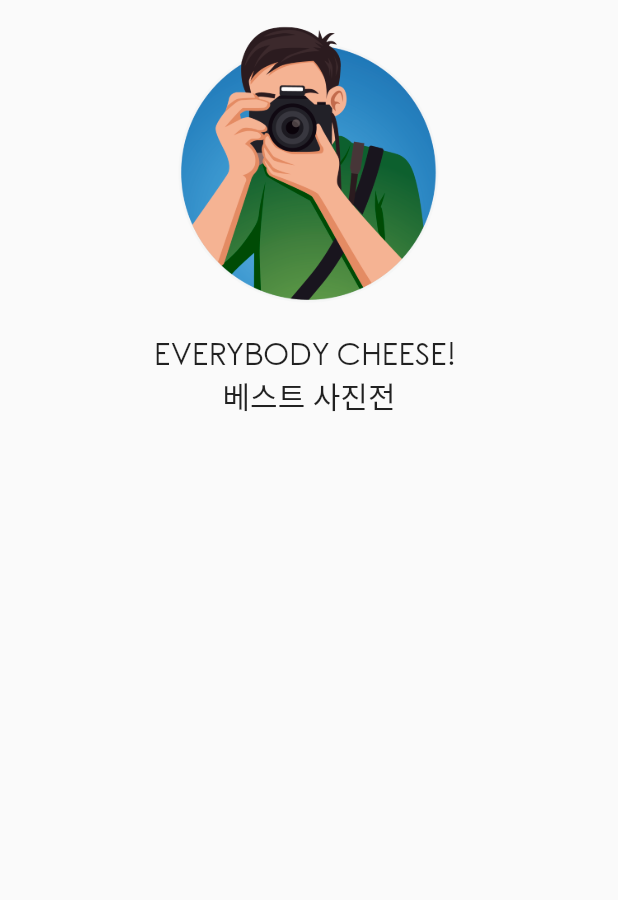
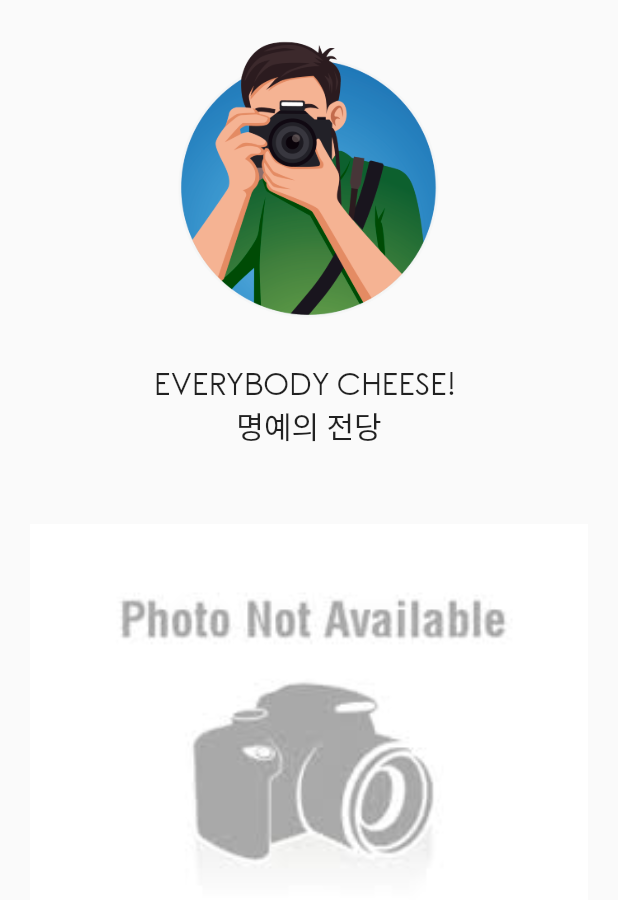
Before and after one commit to jaehoonx2/everybody_cheese, a Flutter app: the HomePage screen opened directly, on a phone screen of 412 x 824 dp. Shown: the top 900 px of the screen. Run offline on Flutter 3.47's test engine with Material 2 defaults, Android fonts, the phone set to English and light mode, and no system bars; our stand-ins replace carousel_slider, cloud_firestore, device_info, firebase_auth, firebase_storage, flutter_signin_button and 3 more; missing offline and left inert: flutter_google_places, geocoder, google_maps_webservice; accounts and stored records are empty; Roboto replaces fonts that are missing (HangeulNuri).

Commit message:
home finished

```diff
--- a/lib/home.dart
+++ b/lib/home.dart
@@ -1,6 +1,7 @@
+import 'package:carousel_slider/carousel_slider.dart';
+import 'package:cloud_firestore/cloud_firestore.dart';
 import 'package:flutter/material.dart';
-
-List<Widget> showList;
+import 'model/post.dart';
 
 class HomePage extends StatefulWidget {
   @override
@@ -8,6 +9,89 @@ class HomePage extends StatefulWidget {
 }
 
 class _HomePageState extends State<HomePage> {
+  var stream;
+  StreamBuilder streamBuilder;
+
+  @override
+  void initState() {
+    super.initState();
+    setState(() {
+      stream = Firestore.instance.collection('posts').where('votes', isGreaterThanOrEqualTo: 0).snapshots();
+    });
+  }
+
+  Widget _buildBody(BuildContext context) {
+    return StreamBuilder<QuerySnapshot>(
+      stream: stream,
+      builder: (context, snapshot) {
+        if (!snapshot.hasData)
+          return LinearProgressIndicator();
+
+        return _buildSlider(context, snapshot.data.documents);
+      },
+    );
+  }
+
+  Widget _buildSlider(BuildContext context, List<DocumentSnapshot> snapshot) {
+    List<Post> imgList = snapshot.map((data)=>_buildPosts(context, data)).toList();
+
+    if(imgList.length == 0)
+      return Image.asset(
+        'assets/404.jpeg',
+        fit: BoxFit.fitWidth,
+      );
+    else
+      return CarouselSlider(
+        viewportFraction: 0.9,
+        aspectRatio: 2.0,
+        autoPlay: true,
+        enlargeCenterPage: true,
+        items: imgList.map((post) {
+          return Builder(
+            builder: (BuildContext context) {
+              return ClipRRect(
+                borderRadius: BorderRadius.all(Radius.circular(5.0)),
+                child: Stack(
+                  children: <Widget>[
+                    Container(
+                      child: Image.network(post.imgURL, fit: BoxFit.cover, width: 1000.0,),
+                    ),
+                    Positioned(
+                      bottom: 0.0,
+                      left: 0.0,
+                      right: 0.0,
+                      child: Container(
+                        decoration: BoxDecoration(
+                          gradient: LinearGradient(
+                            colors: [Color.fromARGB(200, 0, 0, 0), Color.fromARGB(0, 0, 0, 0)],
+                            begin: Alignment.bottomCenter,
+                            end: Alignment.topCenter,
+                          ),
+                        ),
+                        padding: EdgeInsets.symmetric(vertical: 10.0, horizontal: 20.0),
+                        child: Text(
+                            post.location,
+                            style: TextStyle(
+                              color: Colors.white,
+                              fontSize: 10.0,
+                              fontWeight: FontWeight.bold,
+                            )
+                        ),
+                      ),
+                    ),
+                  ],
+                ),
+              );
+            },
+          );
+        }).toList(),
+      );
+  }
+
+  Post _buildPosts(BuildContext context, DocumentSnapshot data) {
+    final post = Post.fromSnapshot(data);
+    return post;
+  }
 
   @override
   Widget build(BuildContext context) {
@@ -16,14 +100,14 @@ class _HomePageState extends State<HomePage> {
           child: ListView(
             padding: EdgeInsets.symmetric(horizontal: 20.0),
             children: <Widget>[
-              SizedBox(height: 10.0),
+              SizedBox(height: 20.0),
               Column(
                 children: <Widget>[
                   SizedBox(
                     height: (MediaQuery.of(context).size.height / 4),
                     child: Image.asset('assets/logo.png'),
                   ),
-                  SizedBox(height: 10.0),
+                  SizedBox(height: 20.0),
                   Text(
                     'EVERYBODY CHEESE! ',
                     style: TextStyle(
@@ -32,7 +116,7 @@ class _HomePageState extends State<HomePage> {
                     ),
                   ),
                   Text(
-                    '베스트 사진전',
+                    '명예의 전당',
                     style: TextStyle(
                       fontFamily: 'HangeulNuri',
                       fontSize: 20.0,
@@ -41,8 +125,11 @@ class _HomePageState extends State<HomePage> {
                   ),
                 ],
               ),
+              SizedBox(height: 50.0),
+              _buildBody(context),
             ],
-          )),
+          )
+      ),
     );
   }
 }
--- a/pubspec.yaml
+++ b/pubspec.yaml
@@ -36,6 +36,7 @@ flutter:
     - assets/logo_text.png
     - assets/bg_upload.png
     - assets/bg_search.png
+    - assets/404.jpeg
 
   fonts:
     - family: RoundedElegance
```
Also changed, not shown: assets/404.jpeg (added).
